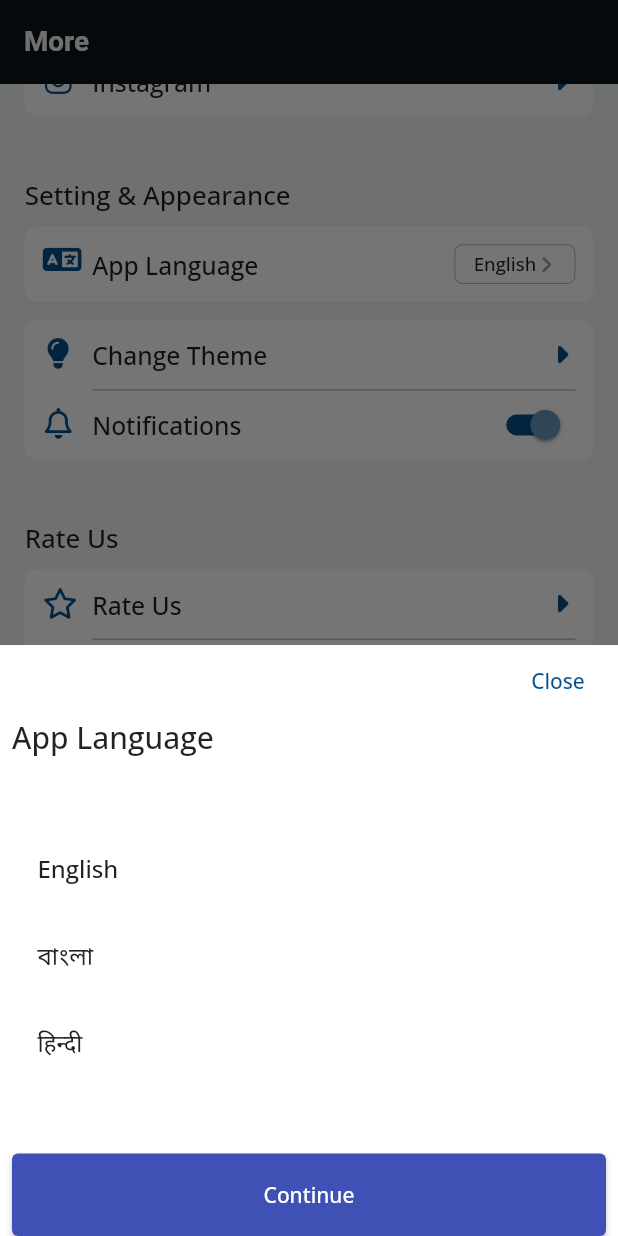
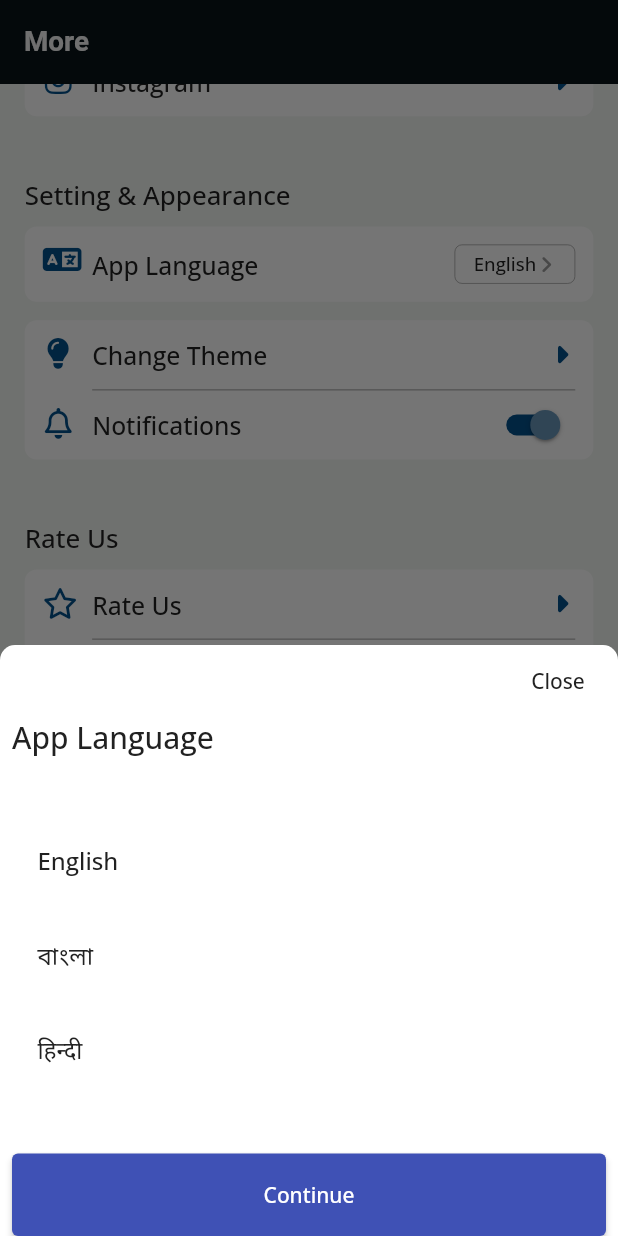
Before and after one commit to SujitSarkar/Cricland-App, a Flutter app: the screen it shows after launch, item 4 of the bottom bar chosen, scrolled down 494 dp, after a tap on "App Language", on a phone screen of 412 x 824 dp. Run offline on Flutter 3.47's test engine with Material 2 defaults, Android fonts, the phone set to English and light mode, and no system bars; our stand-ins replace carousel_slider, device_preview, dropdown_button2, expandable, firebase_core, fluttertoast and 8 more; missing offline and left inert: expandable_widgets, launch_review; accounts and stored records are empty.

```diff
--- a/lib/IPL/view/ipl_page.dart
+++ b/lib/IPL/view/ipl_page.dart
@@ -33,7 +33,7 @@ class _IPLPageState extends State<IPLPage> with SingleTickerProviderStateMixin {
   Widget build(BuildContext context) {
     return Scaffold(
       appBar: PreferredSize(
-          preferredSize: Size.fromHeight(210),
+          preferredSize: Size.fromHeight(220),
           child: Container(
             color: AllColor.appDarkBg,
             child: Column(
--- a/lib/IPL/view/widgets/most_wickets_card.dart
+++ b/lib/IPL/view/widgets/most_wickets_card.dart
@@ -64,15 +64,14 @@ class MostWicketsCard extends StatelessWidget {
                         playerName!,
                         style: TextStyle(
                           fontSize: dSize(.03),
-                          fontWeight: FontWeight.w500,
                           color: PublicController.pc.toggleTextColor(),
                         ),
                       ),
                       Text(
                         teamName!,
                         style: TextStyle(
-                          fontSize: dSize(.035),
-                          fontWeight: FontWeight.w500,
+                          fontSize: dSize(.03),
+                          fontWeight: FontWeight.bold,
                           color: PublicController.pc.toggleTextColor(),
                         ),
                       ),
--- a/lib/main.dart
+++ b/lib/main.dart
@@ -17,12 +17,13 @@ void main() async {
   final PublicController pc = Get.put(PublicController());
   final LanguageController lc = Get.put(LanguageController());
   final MoreController mc = Get.put(MoreController());
-  runApp(MyApp()
-      // DevicePreview(
-      //   enabled: !kReleaseMode,
-      //   builder: (context) => MyApp(),
-      // ),
-      );
+  runApp(
+    //MyApp()
+    DevicePreview(
+      enabled: !kReleaseMode,
+      builder: (context) => MyApp(),
+    ),
+  );
 }
 
 class MyApp extends StatelessWidget {
@@ -32,9 +33,9 @@ class MyApp extends StatelessWidget {
   Widget build(BuildContext context) {
     return GetBuilder<PublicController>(builder: (pc) {
       return GetMaterialApp(
-          // useInheritedMediaQuery: true,
-          // locale: DevicePreview.locale(context),
-          // builder: DevicePreview.appBuilder,
+          useInheritedMediaQuery: true,
+          locale: DevicePreview.locale(context),
+          builder: DevicePreview.appBuilder,
           title: 'Cricland',
           debugShowCheckedModeBanner: false,
           theme: pc.toggleTheme(),
--- a/lib/more/view/more_page.dart
+++ b/lib/more/view/more_page.dart
@@ -32,15 +32,14 @@ class _MorePageState extends State<MorePage> {
   Widget build(BuildContext context) {
     return Scaffold(
       appBar: AppBar(
-        title: Text('More',
-            style: TextStyle(fontSize: dSize(.045))),
+        title: Text('More', style: TextStyle(fontSize: dSize(.045))),
       ),
       body: _bodyUI(context),
     );
   }
 
   Widget _bodyUI(BuildContext context) {
-    return Obx(() =>  ListView(
+    return Obx(() => ListView(
           physics: const BouncingScrollPhysics(),
           padding: EdgeInsets.all(dSize(.04)),
           children: [
@@ -66,14 +65,13 @@ class _MorePageState extends State<MorePage> {
             ),
             SizedBox(height: dSize(.1)),
 
-
             ///Premium
             Text('Premium', style: _titleStyle),
             SizedBox(height: dSize(.02)),
             MoreCard(
               child: CardTile(
                   onTap: () {
-                Get.to(()=>PremiumPage());
+                    Get.to(() => PremiumPage());
                   },
                   leadingIcon: FontAwesomeIcons.crown,
                   title: 'Cricland',
@@ -81,7 +79,8 @@ class _MorePageState extends State<MorePage> {
                     padding: EdgeInsets.symmetric(
                         horizontal: dSize(.03), vertical: dSize(.01)),
                     decoration: BoxDecoration(
-                    borderRadius: const BorderRadius.all(Radius.circular(5)),
+                        borderRadius:
+                            const BorderRadius.all(Radius.circular(5)),
                         border: Border.all(color: Colors.grey, width: 0.5)),
                     child: Row(
                       mainAxisSize: MainAxisSize.min,
@@ -191,11 +190,12 @@ class _MorePageState extends State<MorePage> {
                       height: dSize(.04),
                       child: Switch(
                         value: MoreController.mc.notiSwitchValue.value,
-                    onChanged: (val){
+                        onChanged: (val) {
                           MoreController.mc.notiSwitchValue(val);
                           MoreController.mc.update();
                         },
-                    trackColor: MaterialStateProperty.all<Color>(AllColor.primaryColor),
+                        trackColor: MaterialStateProperty.all<Color>(
+                            AllColor.primaryColor),
                       ),
                     ),
                     onTap: () {},
@@ -231,7 +231,7 @@ class _MorePageState extends State<MorePage> {
                       }),
                   CardTile(
                       leadingIcon: FontAwesomeIcons.shareNodes,
-                  title:'Share App',
+                      title: 'Share App',
                       onTap: () {
                         Share.share(
                             'https://play.google.com/store/apps/details?id=com.glamworlditltd.muktodhara');
@@ -261,7 +261,8 @@ class _MorePageState extends State<MorePage> {
             ),
             SizedBox(height: dSize(.08)),
 
-        Text('Version: ${PublicController.pc.packageInfo.version}',textAlign: TextAlign.center,style: _titleStyle),
+            Text('Version: ${PublicController.pc.packageInfo.version}',
+                textAlign: TextAlign.center, style: _titleStyle),
             SizedBox(height: dSize(.02)),
           ],
         ));
@@ -293,11 +294,15 @@ class _MorePageState extends State<MorePage> {
                               height: dSize(.01),
                               decoration: BoxDecoration(
                                   color: Colors.grey,
-                        borderRadius: BorderRadius.all(Radius.circular(dSize(.05)))
-                      )),
+                                  borderRadius: BorderRadius.all(
+                                      Radius.circular(dSize(.05))))),
                           InkWell(
-                          onTap:()=>Get.back(),
-                          child: Icon(LineAwesomeIcons.times,size: dSize(.06),color: Colors.grey,))
+                              onTap: () => Get.back(),
+                              child: Icon(
+                                LineAwesomeIcons.times,
+                                size: dSize(.06),
+                                color: Colors.grey,
+                              ))
                         ],
                       ),
                       SizedBox(height: dSize(.1)),
@@ -318,8 +323,8 @@ class _MorePageState extends State<MorePage> {
                           setState(() {
                             PublicController.pc.isLight.value =
                                 !PublicController.pc.isLight.value;
-                        PublicController.pc.changeTheme(
-                            PublicController.pc.isLight.value);
+                            PublicController.pc
+                                .changeTheme(PublicController.pc.isLight.value);
                             PublicController.pc.update();
                           });
                           //setState(() {});
@@ -333,6 +338,7 @@ class _MorePageState extends State<MorePage> {
   void _showLanguageChangeSheet(BuildContext context) {
     bool _isEnglishSelected = false;
     bool _isBanglaSelected = false;
+    bool _isHindiSelected = false;
     showModalBottomSheet(
         context: context,
         builder: (_) => StatefulBuilder(
@@ -344,7 +350,12 @@ class _MorePageState extends State<MorePage> {
                   children: [
                     Expanded(
                       child: Container(
+                        decoration: BoxDecoration(
                             color: PublicController.pc.toggleCardBg(),
+                            borderRadius: const BorderRadius.only(
+                              topLeft: Radius.circular(10),
+                              topRight: Radius.circular(10),
+                            )),
                         child: Padding(
                           padding: const EdgeInsets.symmetric(horizontal: 8.0),
                           child: Column(
@@ -354,14 +365,22 @@ class _MorePageState extends State<MorePage> {
                                 alignment: Alignment.centerRight,
                                 child: TextButton(
                                   onPressed: () => Get.back(),
-                                  child: const Text('Close'),
+                                  child: Text(
+                                    'Close',
+                                    style: TextStyle(
+                                        color: PublicController.pc
+                                            .toggleTextColor()),
                                   ),
                                 ),
-                              const Align(
+                              ),
+                              Align(
                                 alignment: Alignment.centerLeft,
                                 child: Text(
                                   'App Language',
-                                  style: TextStyle(fontSize: 20),
+                                  style: TextStyle(
+                                      fontSize: 20,
+                                      color: PublicController.pc
+                                          .toggleTextColor()),
                                 ),
                               ),
                               const Spacer(),
@@ -381,6 +400,7 @@ class _MorePageState extends State<MorePage> {
                                     setState(() {
                                       _isEnglishSelected = true;
                                       _isBanglaSelected = false;
+                                      _isHindiSelected = false;
                                     });
                                   },
                                   title: Text(
@@ -400,6 +420,9 @@ class _MorePageState extends State<MorePage> {
                                       PublicController.pc.toggleStatusBar(),
                                 ),
                               ),
+                              SizedBox(
+                                height: 5,
+                              ),
                               Container(
                                 decoration: BoxDecoration(
                                   border: Border.all(
@@ -415,6 +438,7 @@ class _MorePageState extends State<MorePage> {
                                   onTap: () {
                                     setState(() {
                                       _isEnglishSelected = false;
+                                      _isHindiSelected = false;
                                       _isBanglaSelected = true;
                                     });
                                   },
@@ -435,10 +459,13 @@ class _MorePageState extends State<MorePage> {
                                       PublicController.pc.toggleStatusBar(),
                                 ),
                               ),
+                              SizedBox(
+                                height: 5,
+                              ),
                               Container(
                                 decoration: BoxDecoration(
                                   border: Border.all(
-                                    color: _isBanglaSelected == true
+                                    color: _isHindiSelected == true
                                         ? PublicController.pc.toggleTextColor()
                                         : Colors.white, // red as border color
                                   ),
@@ -450,7 +477,8 @@ class _MorePageState extends State<MorePage> {
                                   onTap: () {
                                     setState(() {
                                       _isEnglishSelected = false;
-                                      _isBanglaSelected = true;
+                                      _isBanglaSelected = false;
+                                      _isHindiSelected = true;
                                     });
                                   },
                                   title: Text(
@@ -461,11 +489,11 @@ class _MorePageState extends State<MorePage> {
                                   ),
                                   trailing: Icon(
                                     Icons.check_circle,
-                                    color: _isBanglaSelected
+                                    color: _isHindiSelected
                                         ? PublicController.pc.toggleStatusBar()
                                         : Colors.white,
                                   ),
-                                  selected: _isBanglaSelected,
+                                  selected: _isHindiSelected,
                                   selectedTileColor:
                                       PublicController.pc.toggleStatusBar(),
                                 ),
```
Lines whose indentation alone changed are shown as unchanged.
